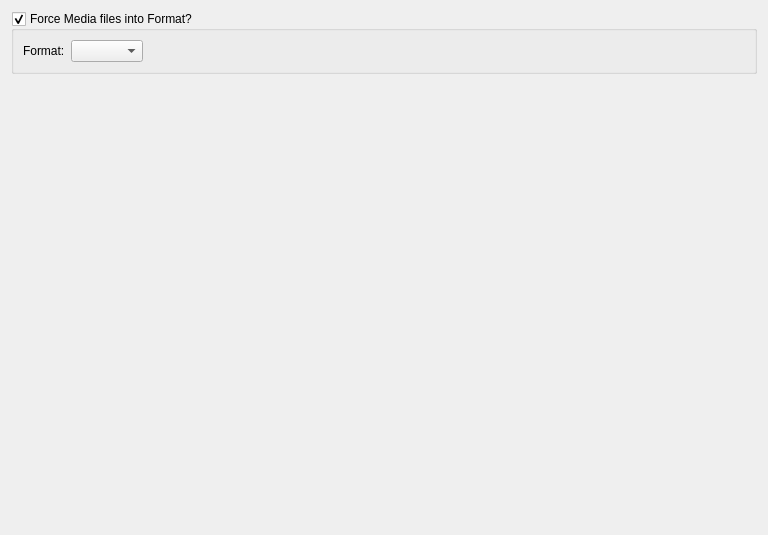
towel42-com/MediaManager, file Preferences/UI/MakeMKVGeneralSettings.ui: the form before one commit.
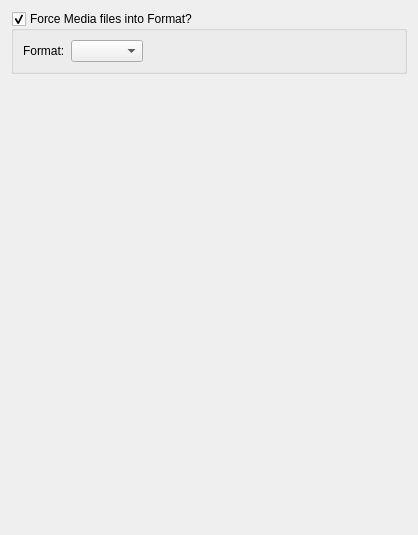
The form after the commit.

Diff of the .ui file:
```diff
--- a/Preferences/UI/MakeMKVGeneralSettings.ui
+++ b/Preferences/UI/MakeMKVGeneralSettings.ui
@@ -6,7 +6,7 @@
    <rect>
     <x>0</x>
     <y>0</y>
-    <width>768</width>
+    <width>418</width>
     <height>535</height>
    </rect>
   </property>
```
Left out of the diff: 12 changed lines with no effect on the pictures.
